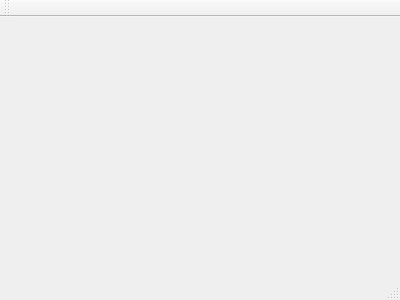
Before: the Qt Designer form verkur3/mainwindow.ui in DORB/verkur3, drawn with Qt 5.
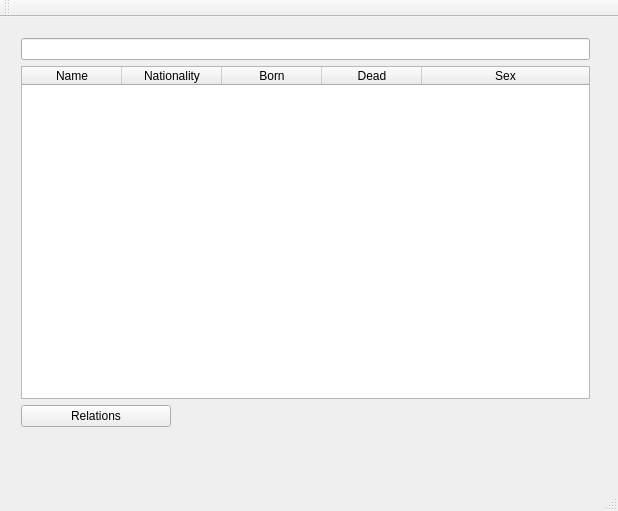
After: the same form once the commit is applied.

Commit message: Smá lagfæringar, en database fer enn ekki inn í programmers vektorinn

```diff
--- a/verkur3/mainwindow.ui
+++ b/verkur3/mainwindow.ui
@@ -1,24 +1,112 @@
 <ui version="4.0">
  <class>MainWindow</class>
- <widget class="QMainWindow" name="MainWindow" >
-  <property name="geometry" >
+ <widget class="QMainWindow" name="MainWindow">
+  <property name="geometry">
    <rect>
     <x>0</x>
     <y>0</y>
-    <width>400</width>
-    <height>300</height>
+    <width>618</width>
+    <height>511</height>
    </rect>
   </property>
   <property name="windowTitle" >
    <string>MainWindow</string>
   </property>
-  <widget class="QMenuBar" name="menuBar" />
-  <widget class="QToolBar" name="mainToolBar" />
-  <widget class="QWidget" name="centralWidget" />
-  <widget class="QStatusBar" name="statusBar" />
+  <widget class="QWidget" name="centralWidget">
+   <widget class="QWidget" name="verticalLayoutWidget">
+    <property name="geometry">
+     <rect>
+      <x>10</x>
+      <y>10</y>
+      <width>591</width>
+      <height>411</height>
+     </rect>
+    </property>
+    <layout class="QVBoxLayout" name="verticalLayout">
+     <item>
+      <widget class="QLineEdit" name="input_search_programmers"/>
+     </item>
+     <item>
+      <widget class="QTableWidget" name="table_programmers">
+       <property name="alternatingRowColors">
+        <bool>true</bool>
+       </property>
+       <property name="selectionBehavior">
+        <enum>QAbstractItemView::SelectRows</enum>
+       </property>
+       <property name="sortingEnabled">
+        <bool>true</bool>
+       </property>
+       <attribute name="horizontalHeaderShowSortIndicator" stdset="0">
+        <bool>true</bool>
+       </attribute>
+       <attribute name="horizontalHeaderStretchLastSection">
+        <bool>true</bool>
+       </attribute>
+       <column>
+        <property name="text">
+         <string>Name</string>
+        </property>
+       </column>
+       <column>
+        <property name="text">
+         <string>Nationality</string>
+        </property>
+       </column>
+       <column>
+        <property name="text">
+         <string>Born</string>
+        </property>
+       </column>
+       <column>
+        <property name="text">
+         <string>Dead</string>
+        </property>
+       </column>
+       <column>
+        <property name="text">
+         <string>Sex</string>
+        </property>
+       </column>
+      </widget>
+     </item>
+     <item>
+      <widget class="QPushButton" name="button_show_relations">
+       <property name="maximumSize">
+        <size>
+         <width>150</width>
+         <height>16777215</height>
+        </size>
+       </property>
+       <property name="text">
+        <string>Relations</string>
+       </property>
+      </widget>
+     </item>
+    </layout>
+   </widget>
+  </widget>
+  <widget class="QMenuBar" name="menuBar">
+   <property name="geometry">
+    <rect>
+     <x>0</x>
+     <y>0</y>
+     <width>618</width>
+     <height>22</height>
+    </rect>
+   </property>
+  </widget>
+  <widget class="QToolBar" name="mainToolBar">
+   <attribute name="toolBarArea">
+    <enum>TopToolBarArea</enum>
+   </attribute>
+   <attribute name="toolBarBreak">
+    <bool>false</bool>
+   </attribute>
+  </widget>
+  <widget class="QStatusBar" name="statusBar"/>
  </widget>
- <layoutDefault spacing="6" margin="11" />
- <pixmapfunction></pixmapfunction>
+ <layoutdefault spacing="6" margin="11"/>
  <resources/>
  <connections/>
 </ui>
```
Left out of the diff: 3 changed lines with no effect on the pictures. The commit also changes 12 other files.
